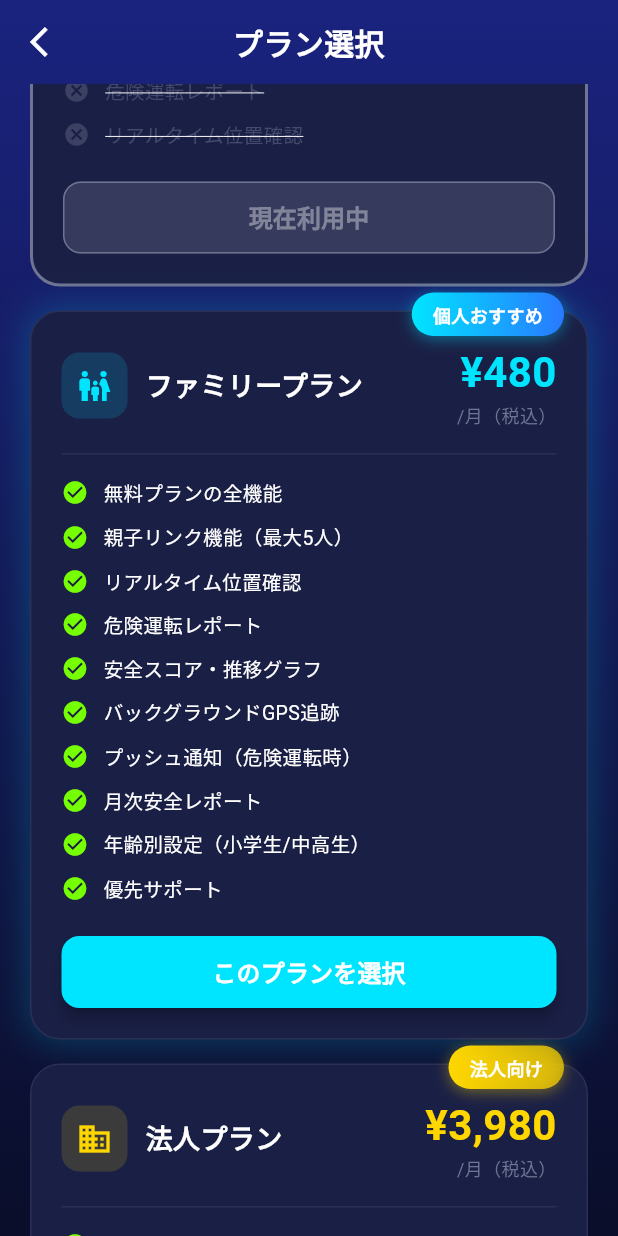
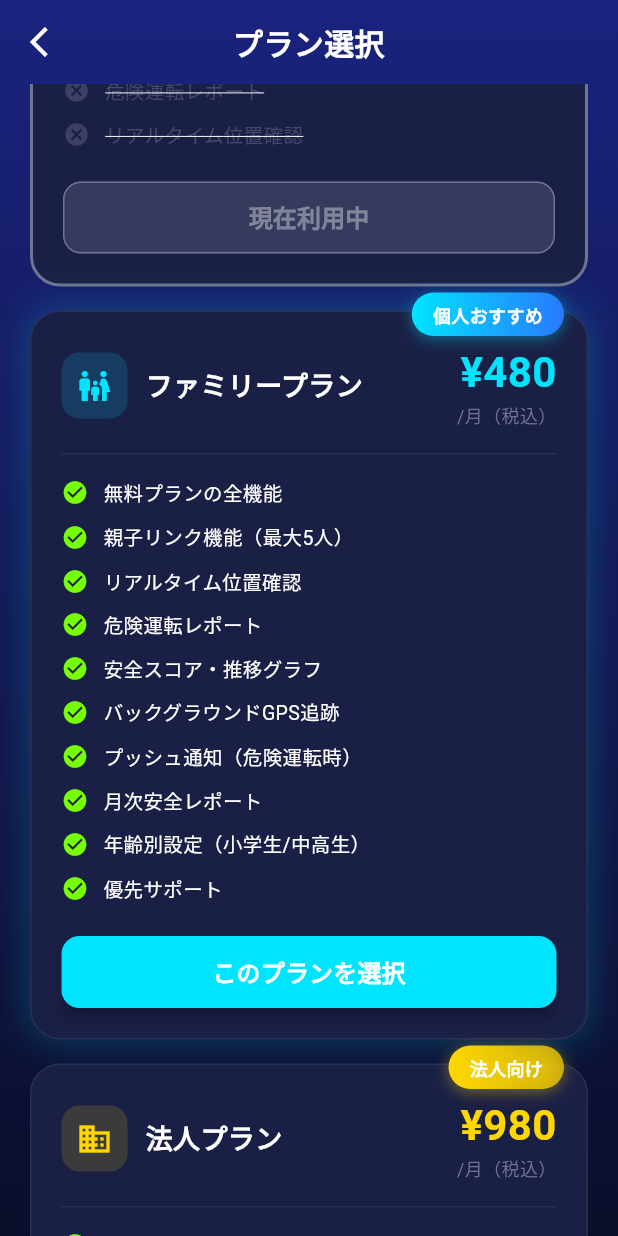
Before and after one commit to osaki-mechanicbord/chari-pi, a Flutter app: the PlanUpgradeScreen screen opened by its route, scrolled down 576 dp, on a phone screen of 412 x 824 dp. Run offline on Flutter 3.47's test engine with Material 3 defaults, Android fonts, the light colour scheme and no system bars; our stand-ins replace firebase_core, flutter_tts, geolocator, google_maps_flutter, hive_flutter, latlong2 and 3 more; missing offline and left inert: dart:js_interop; accounts and stored records are empty; network calls fail.

Commit message:
法人プラン金額変更: ¥3,980/月 → ¥980/月
変更ファイル:
- plan_provider.dart: プラン金額表示
- plan_upgrade_screen.dart: アップグレード画面の価格表示(3箇所)
- family_setup_screen.dart: ファミリー設定画面の法人プラン金額(2箇所)
- terms_of_service_screen.dart: 利用規約の料金記載
- commercial_law_screen.dart: 特商法の料金表

```diff
--- a/lib/presentation/providers/plan_provider.dart
+++ b/lib/presentation/providers/plan_provider.dart
@@ -412,7 +412,7 @@ class PlanProvider extends ChangeNotifier {
       case PlanType.family:
         return '\u00a5480/\u6708';
       case PlanType.business:
-        return '\u00a53,980/\u6708';
+        return '\u00a5980/\u6708';
     }
   }
 }
--- a/lib/presentation/screens/family_setup_screen.dart
+++ b/lib/presentation/screens/family_setup_screen.dart
@@ -336,7 +336,7 @@ class _FamilySetupScreenState extends State<FamilySetupScreen> {
     if (title == '\u30d5\u30a1\u30df\u30ea\u30fc\u30d7\u30e9\u30f3') {
       priceLabel = '\u00a5480/\u6708';
     } else if (title == '\u6cd5\u4eba\u30d7\u30e9\u30f3') {
-      priceLabel = '\u00a53,980/\u6708';
+      priceLabel = '\u00a5980/\u6708';
     } else {
       priceLabel = '\u00a50';
     }
@@ -1011,7 +1011,7 @@ class _FamilySetupScreenState extends State<FamilySetupScreen> {
             crossAxisAlignment: CrossAxisAlignment.start,
             children: [
               Text(
-                '\u7ba1\u7406\u8005\u3068\u3057\u3066\u767b\u9332\u3059\u308b\u306b\u306f\u6cd5\u4eba\u30d7\u30e9\u30f3\uff08\u00a53,980/\u6708\uff09\u3078\u306e\u30a2\u30c3\u30d7\u30b0\u30ec\u30fc\u30c9\u304c\u5fc5\u8981\u3067\u3059\u3002',
+                '\u7ba1\u7406\u8005\u3068\u3057\u3066\u767b\u9332\u3059\u308b\u306b\u306f\u6cd5\u4eba\u30d7\u30e9\u30f3\uff08\u00a5980/\u6708\uff09\u3078\u306e\u30a2\u30c3\u30d7\u30b0\u30ec\u30fc\u30c9\u304c\u5fc5\u8981\u3067\u3059\u3002',
                 style: TextStyle(color: AppColors.textSecondary, height: 1.5),
               ),
               const SizedBox(height: 16),
--- a/lib/presentation/screens/legal/commercial_law_screen.dart
+++ b/lib/presentation/screens/legal/commercial_law_screen.dart
@@ -53,7 +53,7 @@ class CommercialLawScreen extends StatelessWidget {
             children: [
               LegalTableRow(label: '無料プラン', value: '¥0\n基本ナビゲーション・学習機能\nGPS見守り（1名まで）'),
               LegalTableRow(label: 'ファミリー\nプラン', value: '月額 ¥480（税込）\n家族見守り（最大5名）\n安全スコア・ライドレポート'),
-              LegalTableRow(label: '法人プラン', value: '月額 ¥3,980（税込）\n従業員安全管理（最大50名）\nダッシュボード・一括管理'),
+              LegalTableRow(label: '法人プラン', value: '月額 ¥980（税込）\n従業員安全管理（最大50名）\nダッシュボード・一括管理'),
             ],
           ),
         ),
--- a/lib/presentation/screens/legal/terms_of_service_screen.dart
+++ b/lib/presentation/screens/legal/terms_of_service_screen.dart
@@ -38,7 +38,7 @@ class TermsOfServiceScreen extends StatelessWidget {
         const LegalSectionTitle('\u7b2c4\u6761\uff08\u6709\u6599\u30d7\u30e9\u30f3\uff09'),
         const LegalParagraph('\u672c\u30a2\u30d7\u30ea\u306e\u6709\u6599\u30d7\u30e9\u30f3\u306b\u3064\u3044\u3066\u3001\u4ee5\u4e0b\u306e\u6761\u4ef6\u304c\u9069\u7528\u3055\u308c\u307e\u3059\u3002'),
         const LegalBullet('\u30d5\u30a1\u30df\u30ea\u30fc\u30d7\u30e9\u30f3: \u6708\u984d\u00a5480\uff08\u7a0e\u8fbc\uff09'),
-        const LegalBullet('\u6cd5\u4eba\u30d7\u30e9\u30f3: \u6708\u984d\u00a53,980\uff08\u7a0e\u8fbc\uff09'),
+        const LegalBullet('\u6cd5\u4eba\u30d7\u30e9\u30f3: \u6708\u984d\u00a5980\uff08\u7a0e\u8fbc\uff09'),
         const LegalBullet('\u6599\u91d1\u306f\u6bce\u6708\u81ea\u52d5\u66f4\u65b0\u3055\u308c\u307e\u3059\uff08\u30b5\u30d6\u30b9\u30af\u30ea\u30d7\u30b7\u30e7\u30f3\u65b9\u5f0f\uff09'),
         const LegalBullet('\u89e3\u7d04\u306f\u3044\u3064\u3067\u3082\u53ef\u80fd\u3067\u3001\u89e3\u7d04\u6708\u306e\u672b\u65e5\u307e\u3067\u5229\u7528\u53ef\u80fd'),
         const LegalBullet('\u65e2\u306b\u652f\u6255\u3044\u6e08\u307f\u306e\u6599\u91d1\u306e\u8fd4\u91d1\u306f\u3044\u305f\u3057\u307e\u305b\u3093'),
--- a/lib/presentation/screens/plan_upgrade_screen.dart
+++ b/lib/presentation/screens/plan_upgrade_screen.dart
@@ -166,7 +166,7 @@ class PlanUpgradeScreen extends StatelessWidget {
                           _buildPlanCard(
                             context: context,
                             title: '\u6cd5\u4eba\u30d7\u30e9\u30f3',
-                            price: '\u00a53,980',
+                            price: '\u00a5980',
                             priceSubtitle: '/\u6708\uff08\u7a0e\u8fbc\uff09',
                             isCurrentPlan: planProvider.currentPlan == PlanType.business,
                             color: _businessGold,
@@ -192,7 +192,7 @@ class PlanUpgradeScreen extends StatelessWidget {
                                     final confirmed = await _showUpgradeConfirm(
                                       context,
                                       '\u6cd5\u4eba\u30d7\u30e9\u30f3',
-                                      '\u00a53,980/\u6708',
+                                      '\u00a5980/\u6708',
                                       _businessGold,
                                       Icons.business,
                                       ['\u767b\u9332\u4eba\u6570\u7121\u5236\u9650', '\u5f93\u696d\u54e1\u30fb\u90e8\u7f72\u7ba1\u7406', '\u90e8\u7f72\u5225\u5b89\u5168\u7d71\u8a08', '\u6708\u6b21PDF\u30ec\u30dd\u30fc\u30c8', '\u5c02\u7528\u30b5\u30dd\u30fc\u30c8'],
@@ -380,7 +380,7 @@ class PlanUpgradeScreen extends StatelessWidget {
         _buildFaqItem('\u89e3\u7d04\u306f\u3044\u3064\u3067\u3082\u3067\u304d\u307e\u3059\u304b\uff1f', '\u306f\u3044\u3001\u3044\u3064\u3067\u3082\u89e3\u7d04\u53ef\u80fd\u3067\u3059\u3002\u89e3\u7d04\u5f8c\u3082\u6708\u672b\u307e\u3067\u6a5f\u80fd\u3092\u3054\u5229\u7528\u3044\u305f\u3060\u3051\u307e\u3059\u3002'),
         _buildFaqItem('\u30d7\u30e9\u30a4\u30d0\u30b7\u30fc\u306f\u5b88\u3089\u308c\u307e\u3059\u304b\uff1f', '\u4f4d\u7f6e\u60c5\u5831\u306f\u7d44\u7e54\u5185\u30fb\u5bb6\u65cf\u9593\u306e\u307f\u3067\u5171\u6709\u3055\u308c\u3001\u7b2c\u4e09\u8005\u306b\u306f\u63d0\u4f9b\u3055\u308c\u307e\u305b\u3093\u3002\u30c7\u30fc\u30bf\u306f90\u65e5\u3067\u81ea\u52d5\u524a\u9664\u3055\u308c\u307e\u3059\u3002'),
         _buildFaqItem('\u30d5\u30a1\u30df\u30ea\u30fc\u30d7\u30e9\u30f3\u306e\u4e0a\u9650\u306f\uff1f', '\u30d5\u30a1\u30df\u30ea\u30fc\u30d7\u30e9\u30f3\u306f\u6700\u59275\u4eba\u3002\u305d\u308c\u4ee5\u4e0a\u306e\u5834\u5408\u306f\u6cd5\u4eba\u30d7\u30e9\u30f3\uff08\u7121\u5236\u9650\uff09\u3092\u3054\u691c\u8a0e\u304f\u3060\u3055\u3044\u3002'),
-        _buildFaqItem('\u6cd5\u4eba\u30d7\u30e9\u30f3\u306e\u767b\u9332\u4eba\u6570\u306b\u5236\u9650\u306f\uff1f', '\u3044\u3044\u3048\u3001\u6cd5\u4eba\u30d7\u30e9\u30f3\u306f\u767b\u9332\u4eba\u6570\u7121\u5236\u9650\u3067\u3059\u3002\u4f55\u4eba\u3067\u3082\u6708\u984d\u00a53,980\u3067\u3054\u5229\u7528\u3044\u305f\u3060\u3051\u307e\u3059\u3002'),
+        _buildFaqItem('\u6cd5\u4eba\u30d7\u30e9\u30f3\u306e\u767b\u9332\u4eba\u6570\u306b\u5236\u9650\u306f\uff1f', '\u3044\u3044\u3048\u3001\u6cd5\u4eba\u30d7\u30e9\u30f3\u306f\u767b\u9332\u4eba\u6570\u7121\u5236\u9650\u3067\u3059\u3002\u4f55\u4eba\u3067\u3082\u6708\u984d\u00a5980\u3067\u3054\u5229\u7528\u3044\u305f\u3060\u3051\u307e\u3059\u3002'),
         _buildFaqItem('\u96fb\u6c60\u6d88\u8cbb\u306f\u5927\u4e08\u592b\u3067\u3059\u304b\uff1f', '\u30cf\u30a4\u30d6\u30ea\u30c3\u30c9\u65b9\u5f0f\u3092\u63a1\u7528\u3057\u3001\u79fb\u52d5\u4e2d\u306e\u307f\u9ad8\u983b\u5ea6GPS\u3001\u505c\u6b62\u4e2d\u306f\u7701\u96fb\u529b\u30e2\u30fc\u30c9\u3067\u52d5\u4f5c\u3057\u307e\u3059\u3002\u4e00\u65e5\u7d048\u301c15%\u306e\u96fb\u6c60\u6d88\u8cbb\u3067\u3059\u3002'),
       ],
     );
```
